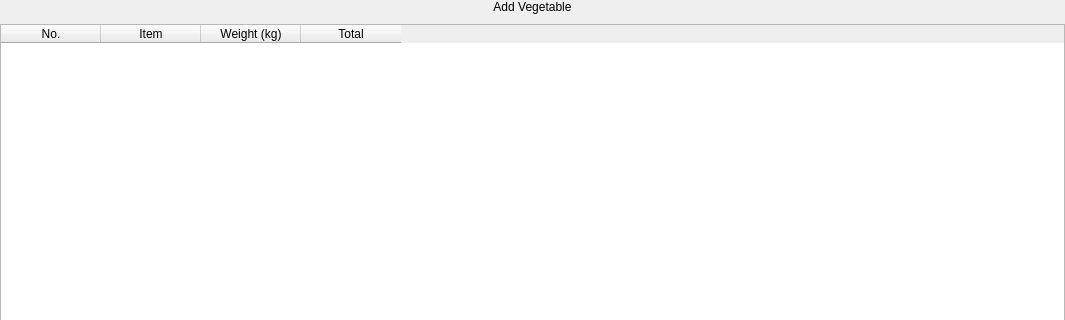
Selvam-T/POS, file Project/ui/vegetable.ui: the form before one commit; both pictures show x 0 to 1065 and y 0 to 320 of the 1065 by 816 pixel window.
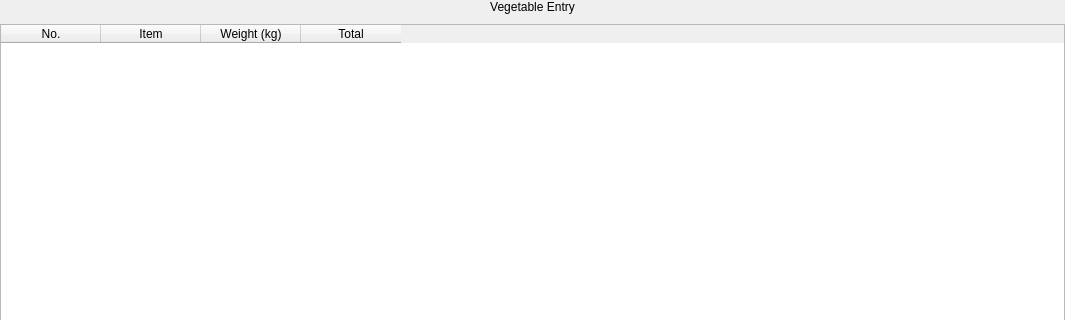
The form after the commit.

Diff of the .ui file:
```diff
--- a/Project/ui/vegetable.ui
+++ b/Project/ui/vegetable.ui
@@ -31,10 +31,10 @@
    <item>
     <widget class="QLabel" name="vegetableLabel">
      <property name="text">
-      <string>Add Vegetable</string>
+      <string>Vegetable Entry</string>
      </property>
      <property name="alignment">
-      <set>Qt::AlignCenter|Qt::AlignVCenter</set>
+      <set>Qt::AlignCenter</set>
      </property>
     </widget>
    </item>
```
Left out of the diff: 45 changed lines with no effect on the pictures.
